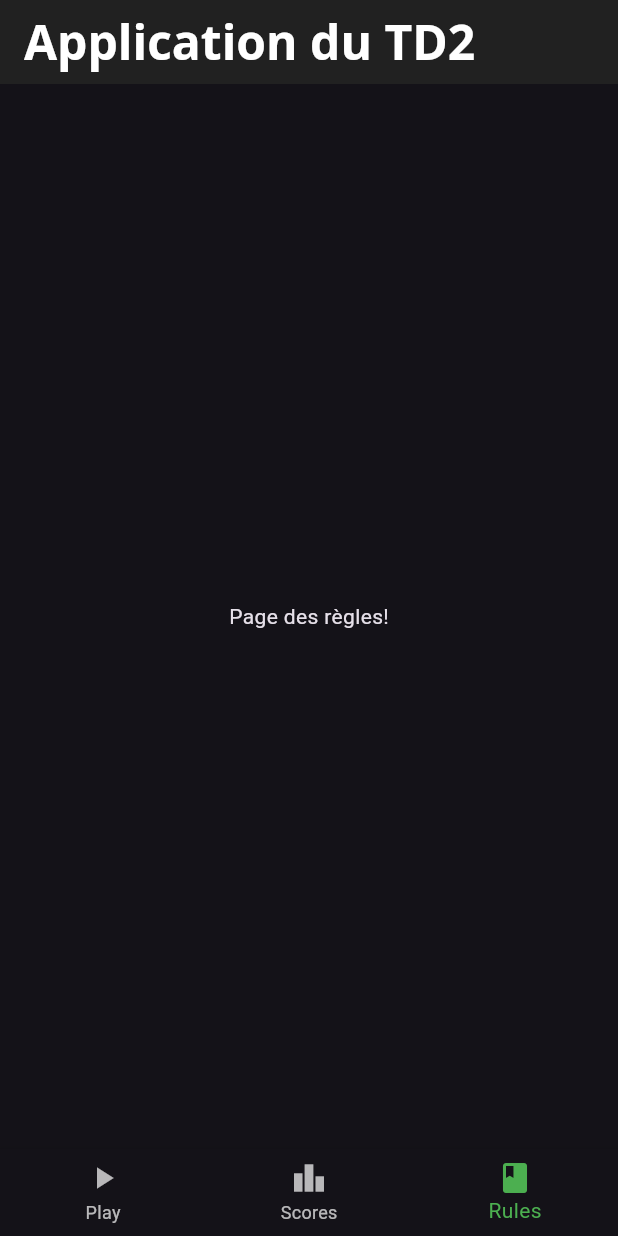
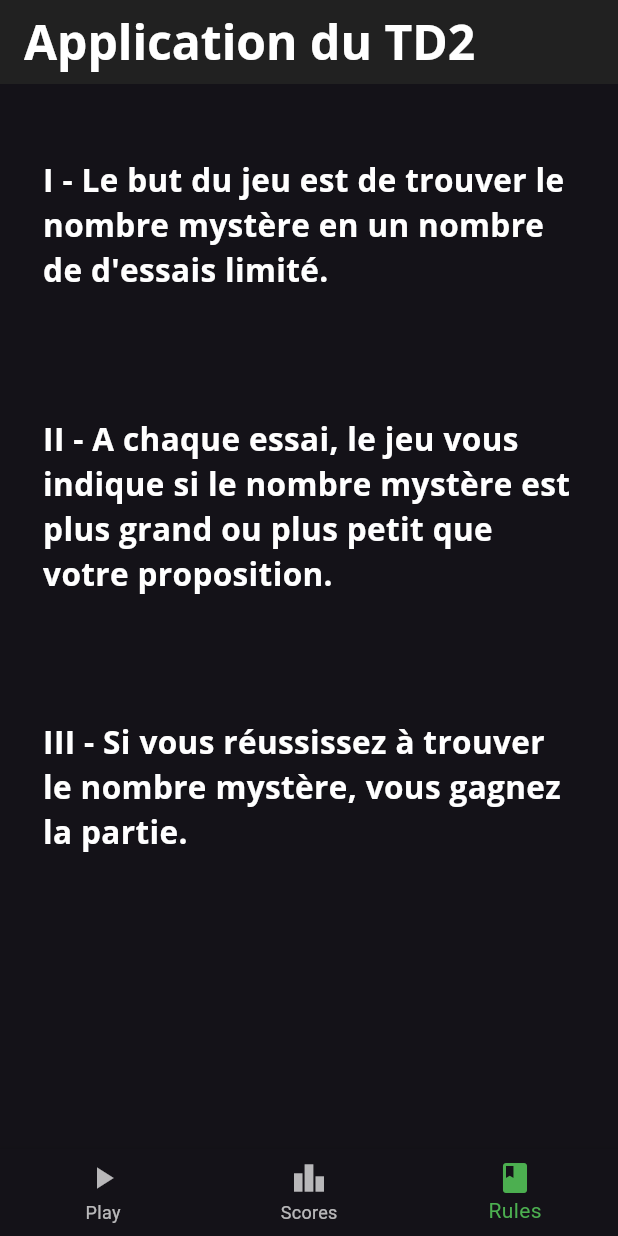
Before and after one commit to Juliette0070/jeu, a Flutter app: the screen it shows after launch, item 3 of the bottom bar chosen, on a phone screen of 412 x 824 dp. Run offline on Flutter 3.47's test engine with Material 3 defaults, Android fonts, the light colour scheme and no system bars; our stand-ins replace google_fonts.

Commit message:
Ajout des règles

```diff
--- a/lib/main.dart
+++ b/lib/main.dart
@@ -2,7 +2,7 @@ import 'package:flutter/material.dart';
 import 'pages/mainPage.dart';
 
 void main() {
-  runApp( const MaterialApp(
+  runApp( MaterialApp(
       debugShowCheckedModeBanner: false,
       title: "SAE Mobile",
       home: MainPage()
--- a/lib/pages/play.dart
+++ b/lib/pages/play.dart
@@ -9,11 +9,15 @@ class Play extends StatelessWidget {
     return MaterialApp(
         theme: MyTheme.dark(),
         title: "SAE Mobile",
-        home: const Scaffold(
+        home: Scaffold(
             body: Center(
-                child: Text(
-                    "Page de jeu!"
-                )
+              child: Column(
+                mainAxisAlignment: MainAxisAlignment.center,
+                children: <Widget>[
+                  Image.asset('assets/images/nombreMystere.jpg'),
+                  Text("Page de jeu!")
+                ],
+              ),
             )
         )
     );
--- a/lib/pages/rules.dart
+++ b/lib/pages/rules.dart
@@ -6,13 +6,39 @@ class Rules extends StatelessWidget {
 
   @override
   Widget build(BuildContext context) {
+    final double screenWidth = MediaQuery.of(context).size.width;
+    final double screenHeight = MediaQuery.of(context).size.height;
+
     return MaterialApp(
         theme: MyTheme.dark(),
         title: "SAE Mobile",
-        home: const Scaffold(
+        home: Scaffold(
             body: Center(
-                child: Text(
-                    "Page des règles!"
+                child: ListView(
+                  padding: EdgeInsets.all(8),
+                  children: <Widget>[
+                    Container(
+                      margin: EdgeInsets.symmetric(vertical: screenHeight * 0.05, horizontal: screenWidth * 0.05),
+                      child: Text(
+                        "I - Le but du jeu est de trouver le nombre mystère en un nombre de d'essais limité.",
+                        style: MyTheme.darkTextTheme.displayMedium,
+                      ),
+                    ),
+                    Container(
+                      margin: EdgeInsets.symmetric(vertical: screenHeight * 0.05, horizontal: screenWidth * 0.05),
+                      child: Text(
+                        "II - A chaque essai, le jeu vous indique si le nombre mystère est plus grand ou plus petit que votre proposition.",
+                        style: MyTheme.darkTextTheme.displayMedium,
+                      ),
+                    ),
+                    Container(
+                      margin: EdgeInsets.symmetric(vertical: screenHeight * 0.05, horizontal: screenWidth * 0.05),
+                      child: Text(
+                        "III - Si vous réussissez à trouver le nombre mystère, vous gagnez la partie.",
+                        style: MyTheme.darkTextTheme.displayMedium,
+                      ),
+                    ),
+                  ],
                 )
             )
         )
```
